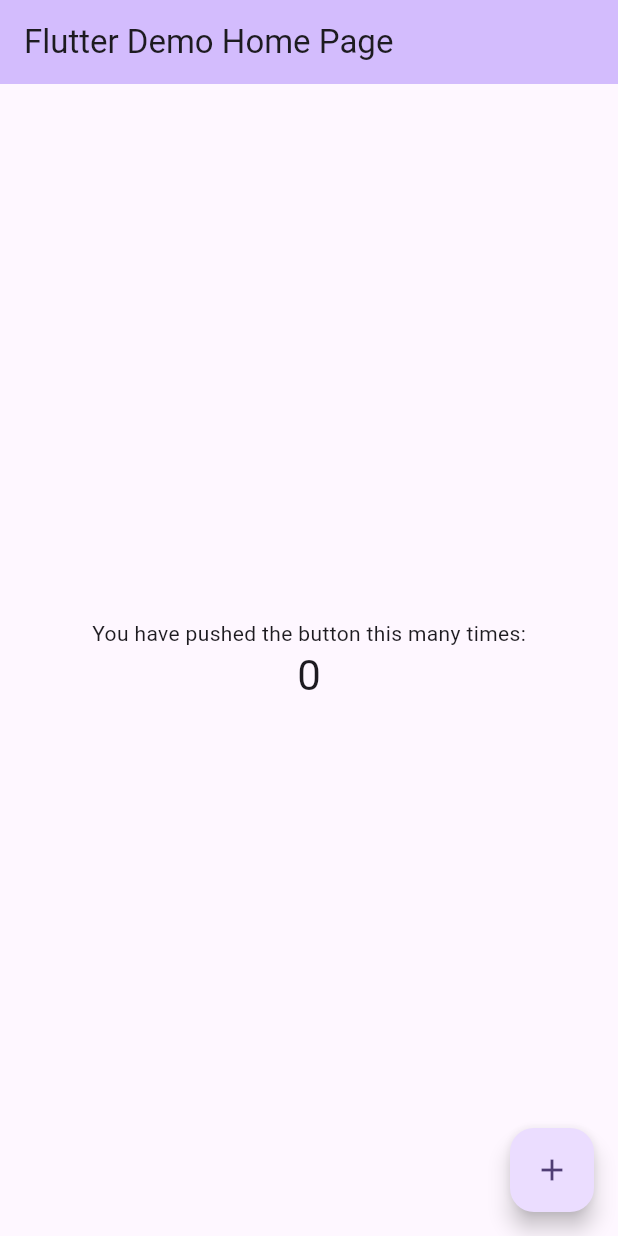
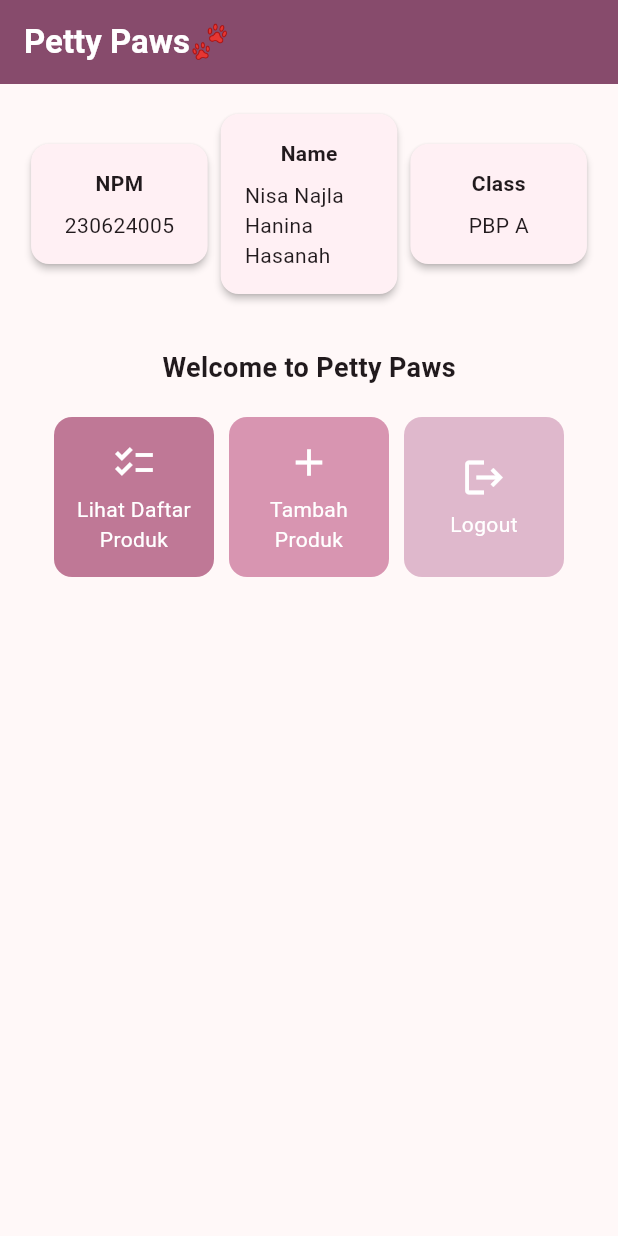
Before and after one commit to najlahanina/petty-paws-mobile, a Flutter app: the screen it shows after launch, on a phone screen of 412 x 824 dp. Run offline on Flutter 3.47's test engine with Material 3 defaults, Android fonts, the phone set to English and light mode, and no system bars.

Commit message:
tugas 7 selesai

```diff
--- a/lib/main.dart
+++ b/lib/main.dart
@@ -1,4 +1,5 @@
 import 'package:flutter/material.dart';
+import 'package:petty_paws/menu.dart';
 
 void main() {
   runApp(const MyApp());
@@ -13,113 +14,10 @@
     return MaterialApp(
       title: 'Flutter Demo',
       theme: ThemeData(
-        // This is the theme of your application.
-        //
-        // TRY THIS: Try running your application with "flutter run". You'll see
-        // the application has a purple toolbar. Then, without quitting the app,
-        // try changing the seedColor in the colorScheme below to Colors.green
-        // and then invoke "hot reload" (save your changes or press the "hot
-        // reload" button in a Flutter-supported IDE, or press "r" if you used
-        // the command line to start the app).
-        //
-        // Notice that the counter didn't reset back to zero; the application
-        // state is not lost during the reload. To reset the state, use hot
-        // restart instead.
-        //
-        // This works for code too, not just values: Most code changes can be
-        // tested with just a hot reload.
-        colorScheme: ColorScheme.fromSeed(seedColor: Colors.deepPurple),
+        colorScheme: ColorScheme.fromSeed(seedColor: const Color.fromARGB(255, 116, 45, 88)),
         useMaterial3: true,
       ),
-      home: const MyHomePage(title: 'Flutter Demo Home Page'),
+      home: MyHomePage(),
     );
   }
 }
-
-class MyHomePage extends StatefulWidget {
-  const MyHomePage({super.key, required this.title});
-
-  // This widget is the home page of your application. It is stateful, meaning
-  // that it has a State object (defined below) that contains fields that affect
-  // how it looks.
-
-  // This class is the configuration for the state. It holds the values (in this
-  // case the title) provided by the parent (in this case the App widget) and
-  // used by the build method of the State. Fields in a Widget subclass are
-  // always marked "final".
-
-  final String title;
-
-  @override
-  State<MyHomePage> createState() => _MyHomePageState();
-}
-
-class _MyHomePageState extends State<MyHomePage> {
-  int _counter = 0;
-
-  void _incrementCounter() {
-    setState(() {
-      // This call to setState tells the Flutter framework that something has
-      // changed in this State, which causes it to rerun the build method below
-      // so that the display can reflect the updated values. If we changed
-      // _counter without calling setState(), then the build method would not be
-      // called again, and so nothing would appear to happen.
-      _counter++;
-    });
-  }
-
-  @override
-  Widget build(BuildContext context) {
-    // This method is rerun every time setState is called, for instance as done
-    // by the _incrementCounter method above.
-    //
-    // The Flutter framework has been optimized to make rerunning build methods
-    // fast, so that you can just rebuild anything that needs updating rather
-    // than having to individually change instances of widgets.
-    return Scaffold(
-      appBar: AppBar(
-        // TRY THIS: Try changing the color here to a specific color (to
-        // Colors.amber, perhaps?) and trigger a hot reload to see the AppBar
-        // change color while the other colors stay the same.
-        backgroundColor: Theme.of(context).colorScheme.inversePrimary,
-        // Here we take the value from the MyHomePage object that was created by
-        // the App.build method, and use it to set our appbar title.
-        title: Text(widget.title),
-      ),
-      body: Center(
-        // Center is a layout widget. It takes a single child and positions it
-        // in the middle of the parent.
-        child: Column(
-          // Column is also a layout widget. It takes a list of children and
-          // arranges them vertically. By default, it sizes itself to fit its
-          // children horizontally, and tries to be as tall as its parent.
-          //
-          // Column has various properties to control how it sizes itself and
-          // how it positions its children. Here we use mainAxisAlignment to
-          // center the children vertically; the main axis here is the vertical
-          // axis because Columns are vertical (the cross axis would be
-          // horizontal).
-          //
-          // TRY THIS: Invoke "debug painting" (choose the "Toggle Debug Paint"
-          // action in the IDE, or press "p" in the console), to see the
-          // wireframe for each widget.
-          mainAxisAlignment: MainAxisAlignment.center,
-          children: <Widget>[
-            const Text(
-              'You have pushed the button this many times:',
-            ),
-            Text(
-              '$_counter',
-              style: Theme.of(context).textTheme.headlineMedium,
-            ),
-          ],
-        ),
-      ),
-      floatingActionButton: FloatingActionButton(
-        onPressed: _incrementCounter,
-        tooltip: 'Increment',
-        child: const Icon(Icons.add),
-      ), // This trailing comma makes auto-formatting nicer for build methods.
-    );
-  }
-}
--- /dev/null
+++ b/lib/menu.dart
@@ -0,0 +1,188 @@
+import 'package:flutter/material.dart';
+
+class MyHomePage extends StatelessWidget {
+  MyHomePage({super.key});
+  final String npm = '230624005'; // NPM
+  final String name = 'Nisa Najla Hanina Hasanah'; // Nama
+  final String className = 'PBP A'; // Kelas
+
+  final List<ItemHomepage> items = [
+    ItemHomepage("Lihat Daftar Produk", Icons.checklist, Color(0xFFBF7896)),
+    ItemHomepage("Tambah Produk", Icons.add, Color(0xFFD895B1)),
+    ItemHomepage("Logout", Icons.logout, Color(0xFFDFB8CC)),
+  ];
+
+  @override
+  Widget build(BuildContext context) {
+    // Scaffold menyediakan struktur dasar halaman dengan AppBar dan body.
+    return Scaffold(
+      // AppBar adalah bagian atas halaman yang menampilkan judul.
+      appBar: AppBar(
+        // Judul aplikasi "Mental Health Tracker" dengan teks putih dan tebal.
+        title: const Text(
+          'Petty Paws🐾',
+          style: TextStyle(
+            color: Colors.white,
+            fontWeight: FontWeight.bold,
+          ),
+        ),
+        // Warna latar belakang AppBar diambil dari skema warna tema aplikasi.
+        backgroundColor: Theme.of(context).colorScheme.primary,
+      ),
+      // Body halaman dengan padding di sekelilingnya.
+      body: Padding(
+        padding: const EdgeInsets.all(16.0),
+        // Menyusun widget secara vertikal dalam sebuah kolom.
+        child: Column(
+          crossAxisAlignment: CrossAxisAlignment.center,
+          children: [
+            // Row untuk menampilkan 3 InfoCard secara horizontal.
+            Row(
+              mainAxisAlignment: MainAxisAlignment.spaceEvenly,
+              children: [
+                InfoCard(title: 'NPM', content: npm),
+                InfoCard(title: 'Name', content: name),
+                InfoCard(title: 'Class', content: className),
+              ],
+            ),
+
+            // Memberikan jarak vertikal 16 unit.
+            const SizedBox(height: 16.0),
+
+            // Menempatkan widget berikutnya di tengah halaman.
+            Center(
+              child: Column(
+                // Menyusun teks dan grid item secara vertikal.
+
+                children: [
+                  // Menampilkan teks sambutan dengan gaya tebal dan ukuran 18.
+                  const Padding(
+                    padding: EdgeInsets.only(top: 16.0),
+                    child: Text(
+                      'Welcome to Petty Paws',
+                      style: TextStyle(
+                        fontWeight: FontWeight.bold,
+                        fontSize: 18.0,
+                      ),
+                    ),
+                  ),
+
+                  // Grid untuk menampilkan ItemCard dalam bentuk grid 3 kolom.
+                  GridView.count(
+                    primary: true,
+                    padding: const EdgeInsets.all(20),
+                    crossAxisSpacing: 10,
+                    mainAxisSpacing: 10,
+                    crossAxisCount: 3,
+                    // Agar grid menyesuaikan tinggi kontennya.
+                    shrinkWrap: true,
+
+                    // Menampilkan ItemCard untuk setiap item dalam list items.
+                    children: items.map((ItemHomepage item) {
+                      return ItemCard(item);
+                    }).toList(),
+                  ),
+                ],
+              ),
+            ),
+          ],
+        ),
+      ),
+    );
+  }
+}
+
+class InfoCard extends StatelessWidget {
+  // Kartu informasi yang menampilkan title dan content.
+
+  final String title;  // Judul kartu.
+  final String content;  // Isi kartu.
+
+  const InfoCard({super.key, required this.title, required this.content});
+
+  @override
+  Widget build(BuildContext context) {
+    return Card(
+      // Membuat kotak kartu dengan bayangan dibawahnya.
+      elevation: 2.0,
+      child: Container(
+        // Mengatur ukuran dan jarak di dalam kartu.
+        width: MediaQuery.of(context).size.width / 3.5, // menyesuaikan dengan lebar device yang digunakan.
+        padding: const EdgeInsets.all(16.0),
+        // Menyusun title dan content secara vertikal.
+        child: Column(
+          children: [
+            Text(
+              title,
+              style: const TextStyle(fontWeight: FontWeight.bold),
+            ),
+            const SizedBox(height: 8.0),
+            Text(content),
+          ],
+        ),
+      ),
+    );
+  }
+}
+
+class ItemHomepage {
+  final String name;
+  final IconData icon;
+  final Color color;
+
+  ItemHomepage(this.name, this.icon, this.color);
+}
+
+class ItemCard extends StatelessWidget {
+  // Menampilkan kartu dengan ikon dan nama.
+
+  final ItemHomepage item;
+
+  const ItemCard(this.item, {super.key});
+
+  @override
+  Widget build(BuildContext context) {
+    return Material(
+      // Menentukan warna latar belakang dari tema aplikasi.
+      color: item.color,
+      // Membuat sudut kartu melengkung.
+      borderRadius: BorderRadius.circular(12),
+
+      child: InkWell(
+        // Aksi ketika kartu ditekan.
+        onTap: () {
+          // Menampilkan pesan SnackBar saat kartu ditekan.
+          ScaffoldMessenger.of(context)
+            ..hideCurrentSnackBar()
+            ..showSnackBar(
+              SnackBar(content: Text("Kamu telah menekan tombol ${item.name}!"))
+            );
+        },
+        // Container untuk menyimpan Icon dan Text
+        child: Container(
+          padding: const EdgeInsets.all(8),
+          child: Center(
+            child: Column(
+              // Menyusun ikon dan teks di tengah kartu.
+              mainAxisAlignment: MainAxisAlignment.center,
+              children: [
+                Icon(
+                  item.icon,
+                  color: Colors.white,
+                  size: 30.0,
+                ),
+                const Padding(padding: EdgeInsets.all(3)),
+                Text(
+                  item.name,
+                  textAlign: TextAlign.center,
+                  style: const TextStyle(color: Colors.white),
+                ),
+              ],
+            ),
+          ),
+        ),
+      ),
+    );
+  }
+
+}
```
Also changed, not shown: 1 other file.
